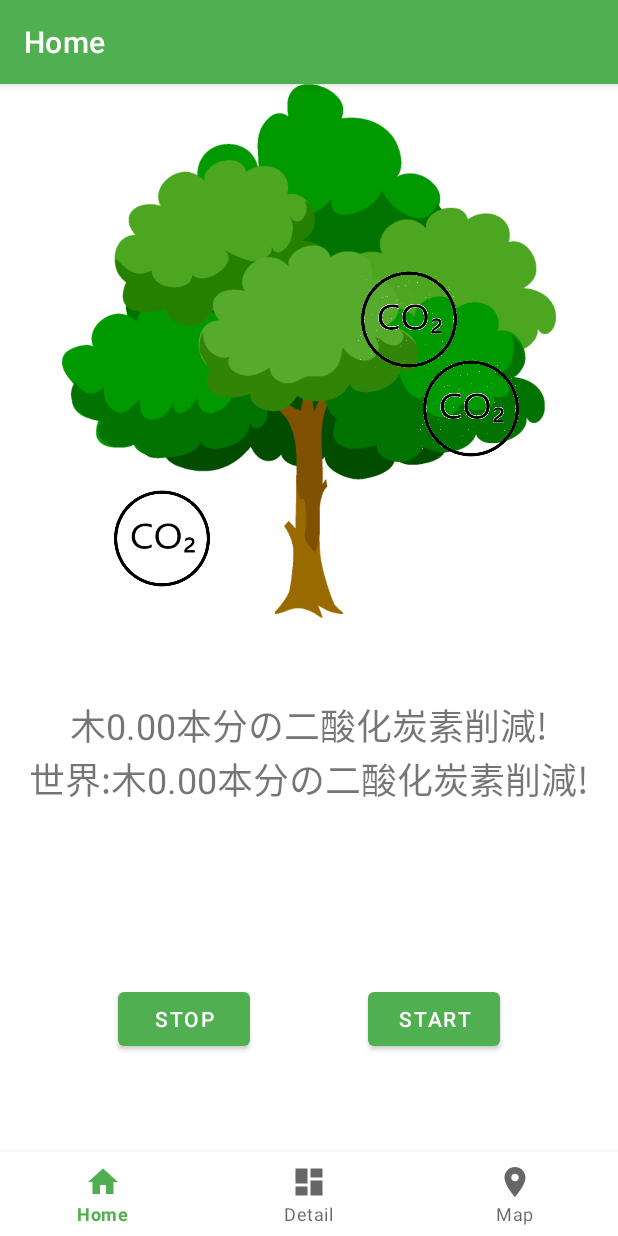
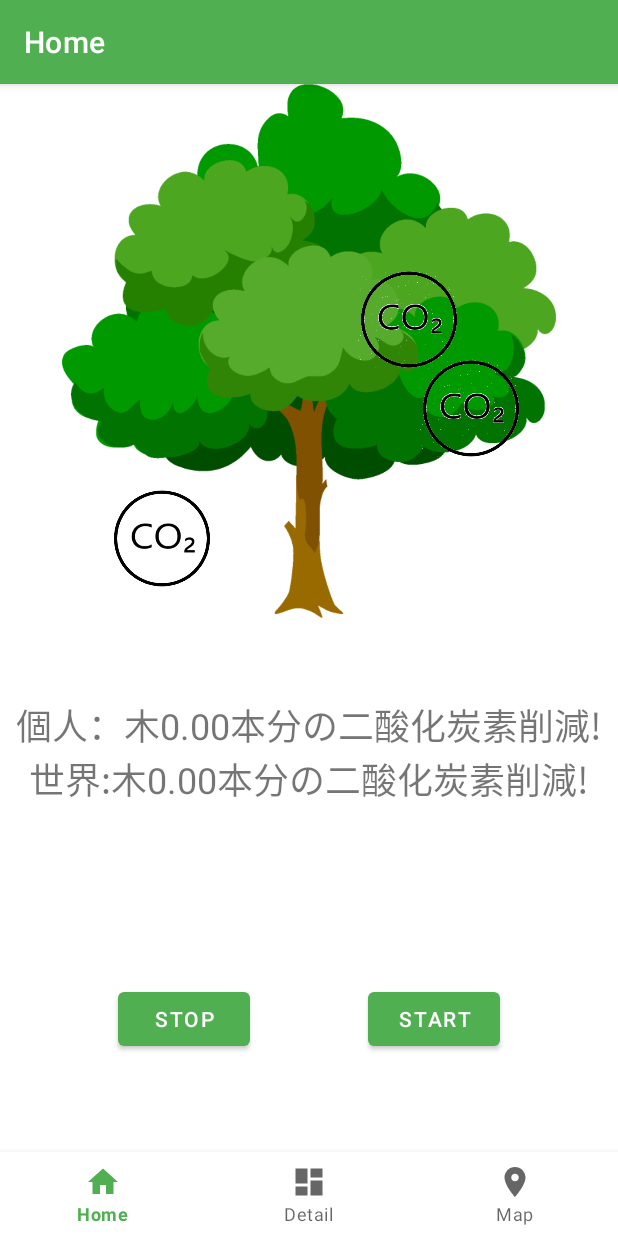
Before and after one commit to pycabbage/stair-tree, an Android app: the screen it shows after launch (MainActivity), on a phone screen of 412 x 824 dp. Run offline under Robolectric (Android 15) with nearby library versions, the phone set to English and light mode, and no system bars; our stand-ins replace Firebase (no records; nobody signed in at launch, a user with empty details on screens opened directly), Room's generated code, navigation-ui; 2 statements that could not run were skipped.

Commit message:
統一感出すために個人の方にも"個人:"っての付けた

```diff
--- a/app/src/main/java/com/example/stairtree/ui/home/HomeFragment.kt
+++ b/app/src/main/java/com/example/stairtree/ui/home/HomeFragment.kt
@@ -57,10 +57,10 @@ class HomeFragment : Fragment() {
             val co2Emission = it.stair / 60000
             val co2Reduction = it.elevator / 60000
             if (co2Emission > co2Reduction) {
-                binding.usage.text = "木%,.2f本分の二酸化炭素排出...".format(co2Emission - co2Reduction)
+                binding.usage.text = "個人:木%,.2f本分の二酸化炭素排出...".format(co2Emission - co2Reduction)
                 binding.treeimage.setImageResource(R.drawable.kareta_ki)
             } else {
-                binding.usage.text = "木%,.2f本分の二酸化炭素削減!".format(co2Reduction - co2Emission)
+                binding.usage.text = "個人：木%,.2f本分の二酸化炭素削減!".format(co2Reduction - co2Emission)
                 binding.treeimage.setImageResource(R.drawable.ki)
             }
         }
```
